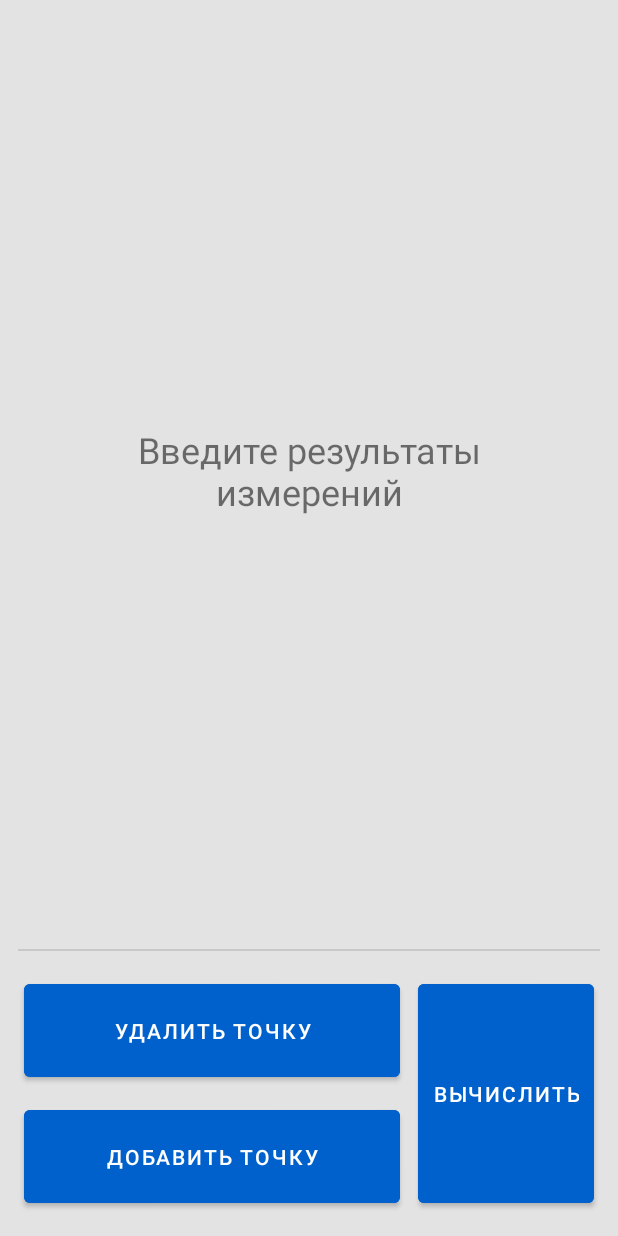
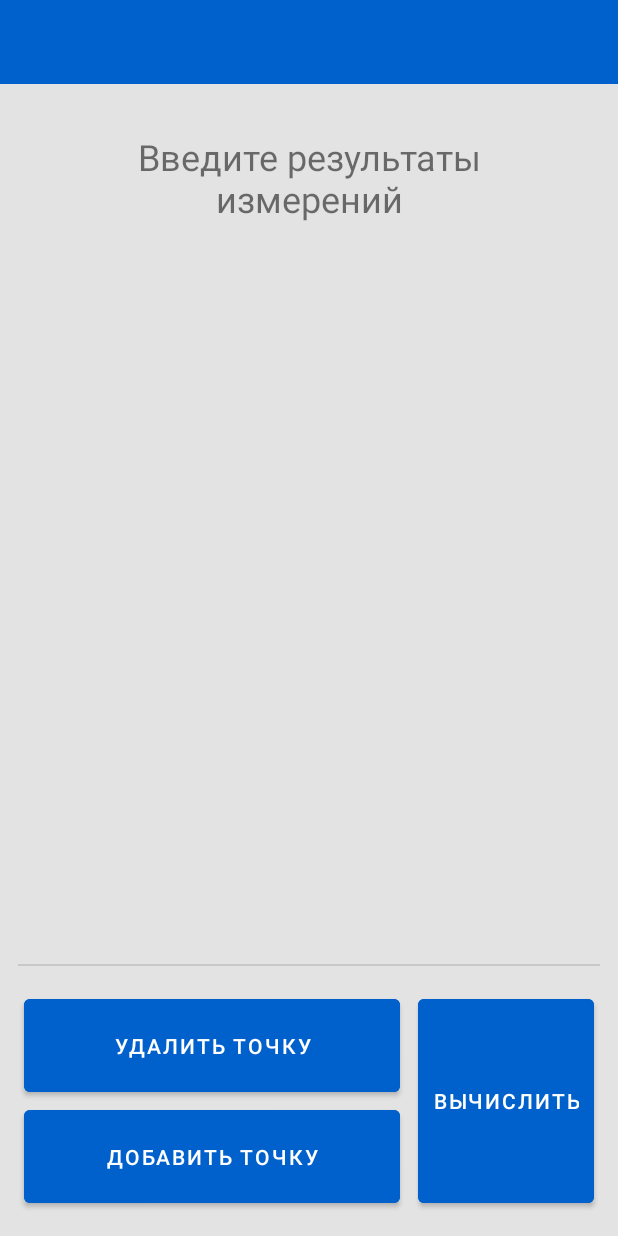
Before and after one commit to ShuhMen/GraphMath, an Android app: the layout activity_main.xml on its own in the app's theme, with its tools: preview values and no code run, on a phone screen of 412 x 824 dp. Run offline under Robolectric (Android 15) with nearby library versions, the phone set to English and light mode, and no system bars.

Commit message:
Добавлен toolbar, добавлена кнопка, вызывающая новую активность, где в будущем будут настройки темы. добавлена розовая тема

```diff
--- a/app/src/main/res/layout-night/activity_main.xml
+++ b/app/src/main/res/layout-night/activity_main.xml
@@ -4,21 +4,9 @@
     xmlns:tools="http://schemas.android.com/tools"
     android:layout_width="match_parent"
     android:layout_height="match_parent"
-    android:background="@color/background_night"
+    android:backgroundTint="?attr/colorPrimaryVariant"
     tools:context=".MainActivity">
 
-    <Button
-        android:id="@+id/calc_button"
-        android:layout_width="0dp"
-        android:layout_height="158dp"
-        android:layout_marginEnd="16dp"
-        android:layout_marginBottom="16dp"
-        android:backgroundTint="@color/blue"
-        android:padding="10dp"
-        android:text="@string/calculate"
-        android:textColor="@android:color/background_light"
-        app:layout_constraintBottom_toBottomOf="parent"
-        app:layout_constraintEnd_toEndOf="parent" />
 
     <androidx.recyclerview.widget.RecyclerView
         android:id="@+id/val_recycler_view"
@@ -29,8 +17,21 @@
         app:layout_constraintEnd_toEndOf="parent"
         app:layout_constraintHorizontal_bias="0.0"
         app:layout_constraintStart_toStartOf="parent"
-        app:layout_constraintTop_toTopOf="parent"
-        app:layout_constraintVertical_bias="0.0" />
+        app:layout_constraintTop_toBottomOf="@+id/toolbar"
+        app:layout_constraintVertical_bias="1.0" />
+
+    <Button
+        android:id="@+id/calc_button"
+        android:layout_width="0dp"
+        android:layout_height="148dp"
+        android:layout_marginEnd="16dp"
+        android:layout_marginBottom="16dp"
+        android:backgroundTint="@color/blue"
+        android:padding="10dp"
+        android:text="@string/calculate"
+        android:textColor="@android:color/background_light"
+        app:layout_constraintBottom_toBottomOf="parent"
+        app:layout_constraintEnd_toEndOf="parent" />
 
     <Button
         android:id="@+id/add_value"
@@ -40,7 +41,7 @@
         android:layout_marginEnd="12dp"
         android:layout_marginBottom="16dp"
         android:backgroundTint="@color/blue"
-        android:padding="10dp"
+        android:padding="5dp"
         android:text="@string/add_value"
         android:textColor="@android:color/background_light"
         app:layout_constraintBottom_toBottomOf="parent"
@@ -53,9 +54,8 @@
         android:layout_height="74dp"
         android:layout_marginStart="16dp"
         android:layout_marginEnd="12dp"
-        android:layout_marginBottom="10dp"
         android:backgroundTint="@color/blue"
-        android:padding="10dp"
+        android:padding="5dp"
         android:text="@string/delete_value"
         android:textColor="@android:color/background_light"
         app:layout_constraintBottom_toTopOf="@+id/add_value"
@@ -79,15 +79,25 @@
         android:layout_width="0dp"
         android:layout_height="wrap_content"
         android:layout_marginStart="32dp"
+        android:layout_marginTop="32dp"
         android:layout_marginEnd="32dp"
-        android:layout_marginBottom="5dp"
         android:text="@string/empty_list"
         android:textAlignment="center"
         android:textColor="@color/light_grey"
         android:textSize="24sp"
-        app:layout_constraintBottom_toBottomOf="@+id/val_recycler_view"
         app:layout_constraintEnd_toEndOf="@+id/val_recycler_view"
         app:layout_constraintStart_toStartOf="@+id/val_recycler_view"
+        app:layout_constraintTop_toTopOf="@+id/val_recycler_view" />
+
+    <androidx.appcompat.widget.Toolbar
+        android:id="@+id/toolbar"
+        android:layout_width="0dp"
+        android:layout_height="wrap_content"
+        android:background="?attr/colorPrimary"
+        android:minHeight="?attr/actionBarSize"
+        android:theme="?attr/actionBarTheme"
+        app:layout_constraintEnd_toEndOf="parent"
+        app:layout_constraintStart_toStartOf="parent"
         app:layout_constraintTop_toTopOf="parent" />
 
 </androidx.constraintlayout.widget.ConstraintLayout>
--- a/app/src/main/res/layout-night/add_value.xml
+++ b/app/src/main/res/layout-night/add_value.xml
@@ -11,7 +11,7 @@
         android:id="@+id/textView12"
         android:layout_width="match_parent"
         android:layout_height="wrap_content"
-        android:background="@color/blue"
+        android:background="?attr/colorPrimary"
         android:gravity="center"
         android:paddingTop="5dp"
         android:paddingBottom="7dp"
@@ -96,7 +96,7 @@
             android:id="@+id/btn_cancel"
             android:layout_width="0dp"
             android:layout_height="wrap_content"
-            android:background="@drawable/button_shape_left"
+            android:background="?attr/colorPrimary"
             android:text="@string/cancel"
             android:textColor="@color/white"
             android:textSize="16sp"
@@ -109,7 +109,7 @@
             android:id="@+id/btn_ok"
             android:layout_width="0dp"
             android:layout_height="wrap_content"
-            android:background="@drawable/button_shape_right"
+            android:background="?attr/colorPrimary"
             android:textColor="@color/white"
             android:textSize="16sp"
             app:layout_constraintBottom_toBottomOf="parent"
--- a/app/src/main/res/layout/activity_main.xml
+++ b/app/src/main/res/layout/activity_main.xml
@@ -12,20 +12,31 @@
         android:layout_width="0dp"
         android:layout_height="wrap_content"
         android:layout_marginStart="32dp"
+        android:layout_marginTop="32dp"
         android:layout_marginEnd="32dp"
-        android:layout_marginBottom="5dp"
         android:text="@string/empty_list"
         android:textAlignment="center"
         android:textSize="24sp"
-        app:layout_constraintBottom_toBottomOf="@+id/val_recycler_view"
         app:layout_constraintEnd_toEndOf="@+id/val_recycler_view"
         app:layout_constraintStart_toStartOf="@+id/val_recycler_view"
-        app:layout_constraintTop_toTopOf="parent" />
+        app:layout_constraintTop_toTopOf="@+id/val_recycler_view" />
+
+
+
+    <androidx.recyclerview.widget.RecyclerView
+        android:id="@+id/val_recycler_view"
+        android:layout_width="0dp"
+        android:layout_height="0dp"
+        android:padding="10dp"
+        app:layout_constraintBottom_toTopOf="@+id/divider4"
+        app:layout_constraintEnd_toEndOf="parent"
+        app:layout_constraintStart_toStartOf="parent"
+        app:layout_constraintTop_toBottomOf="@+id/toolbar" />
 
     <Button
         android:id="@+id/calc_button"
         android:layout_width="0dp"
-        android:layout_height="158dp"
+        android:layout_height="148dp"
         android:layout_marginEnd="16dp"
         android:layout_marginBottom="16dp"
         android:backgroundTint="@color/blue"
@@ -35,16 +46,6 @@
         app:layout_constraintBottom_toBottomOf="parent"
         app:layout_constraintEnd_toEndOf="parent" />
 
-    <androidx.recyclerview.widget.RecyclerView
-        android:id="@+id/val_recycler_view"
-        android:layout_width="0dp"
-        android:layout_height="0dp"
-        android:padding="10dp"
-        app:layout_constraintBottom_toTopOf="@+id/divider4"
-        app:layout_constraintEnd_toEndOf="parent"
-        app:layout_constraintStart_toStartOf="parent"
-        app:layout_constraintTop_toTopOf="parent" />
-
     <Button
         android:id="@+id/add_value"
         android:layout_width="0dp"
@@ -53,7 +54,7 @@
         android:layout_marginEnd="12dp"
         android:layout_marginBottom="16dp"
         android:backgroundTint="@color/blue"
-        android:padding="10dp"
+        android:padding="5dp"
         android:text="@string/add_value"
         android:textColor="@android:color/background_light"
         app:layout_constraintBottom_toBottomOf="parent"
@@ -66,9 +67,8 @@
         android:layout_height="74dp"
         android:layout_marginStart="16dp"
         android:layout_marginEnd="12dp"
-        android:layout_marginBottom="10dp"
         android:backgroundTint="@color/blue"
-        android:padding="10dp"
+        android:padding="5dp"
         android:text="@string/delete_value"
         android:textColor="@android:color/background_light"
         app:layout_constraintBottom_toTopOf="@+id/add_value"
@@ -87,4 +87,15 @@
         app:layout_constraintEnd_toEndOf="parent"
         app:layout_constraintStart_toStartOf="parent" />
 
+    <androidx.appcompat.widget.Toolbar
+        android:id="@+id/toolbar"
+        android:layout_width="0dp"
+        android:layout_height="wrap_content"
+        android:background="?attr/colorPrimary"
+        android:minHeight="?attr/actionBarSize"
+        android:theme="?attr/actionBarTheme"
+        app:layout_constraintEnd_toEndOf="parent"
+        app:layout_constraintStart_toStartOf="parent"
+        app:layout_constraintTop_toTopOf="parent" />
+
 </androidx.constraintlayout.widget.ConstraintLayout>
--- a/app/src/main/res/layout/add_value.xml
+++ b/app/src/main/res/layout/add_value.xml
@@ -12,7 +12,7 @@
         android:id="@+id/textView12"
         android:layout_width="match_parent"
         android:layout_height="wrap_content"
-        android:background="@color/blue"
+        android:background="?attr/colorPrimary"
         android:gravity="center"
         android:paddingTop="5dp"
         android:paddingBottom="7dp"
@@ -97,7 +97,7 @@
             android:id="@+id/btn_cancel"
             android:layout_width="0dp"
             android:layout_height="wrap_content"
-            android:background="@drawable/button_shape_left"
+            android:background="?attr/colorPrimary"
             android:text="@string/cancel"
             android:textColor="@color/white"
             android:textSize="16sp"
@@ -110,7 +110,7 @@
             android:id="@+id/btn_ok"
             android:layout_width="0dp"
             android:layout_height="wrap_content"
-            android:background="@drawable/button_shape_right"
+            android:background="?attr/colorPrimary"
             android:textColor="@color/white"
             android:textSize="16sp"
             app:layout_constraintBottom_toBottomOf="parent"
--- a/app/src/main/res/menu/app_bar_menu.xml
+++ b/app/src/main/res/menu/app_bar_menu.xml
@@ -4,7 +4,9 @@
 
     <item
         android:id="@+id/settings"
+        android:orderInCategory="100"
+        android:title="@string/day"
         android:icon="@drawable/ic_settings"
-        android:title="@string/settings"
-        app:showAsAction="ifRoom|withText" />
+        app:showAsAction="ifRoom" />
+
 </menu>
--- a/app/src/main/res/values/colors.xml
+++ b/app/src/main/res/values/colors.xml
@@ -14,4 +14,10 @@
     <color name="light_grey">#E3E3E3</color>
     <color name="red_error">#DF2727</color>
     <color name="invisible">#00FFFFFF</color>
+    <color name="pink">#F8B4C0</color>
+    <color name="light_blue_600">#FF039BE5</color>
+    <color name="light_blue_900">#FF01579B</color>
+    <color name="light_blue_A200">#FF40C4FF</color>
+    <color name="light_blue_A400">#FF00B0FF</color>
+    <color name="black_overlay">#66000000</color>
 </resources>
```
Also changed, not shown: app/build.gradle (+7 -2 lines), app/src/main/AndroidManifest.xml (+5 -3 lines), app/src/main/java/com/maximshuhman/LSM/MainActivity.kt (+29 -10 lines), app/src/main/java/com/maximshuhman/LSM/SettingsActivity.kt (added, +11 -0 lines), app/src/main/java/com/maximshuhman/LSM/SettingsFragment.kt (deleted, +0 -59 lines), app/src/main/java/com/maximshuhman/LSM/Utils.kt (added, +27 -0 lines), app/src/main/res/layout/activity_settings.xml (added, +19 -0 lines), app/src/main/res/layout/fragment_settings.xml (deleted, +0 -14 lines), app/src/main/res/values-night/themes.xml (+14 -0 lines), app/src/main/res/values/strings.xml (+6 -1 lines), app/src/main/res/values/themes.xml (+14 -0 lines).
